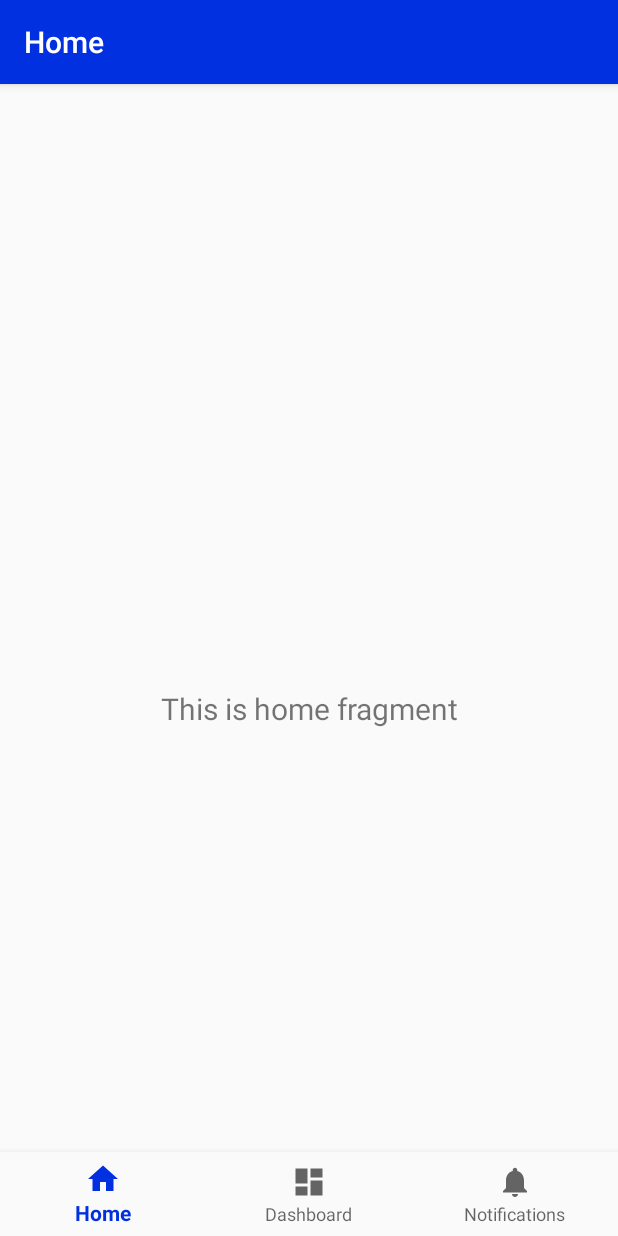
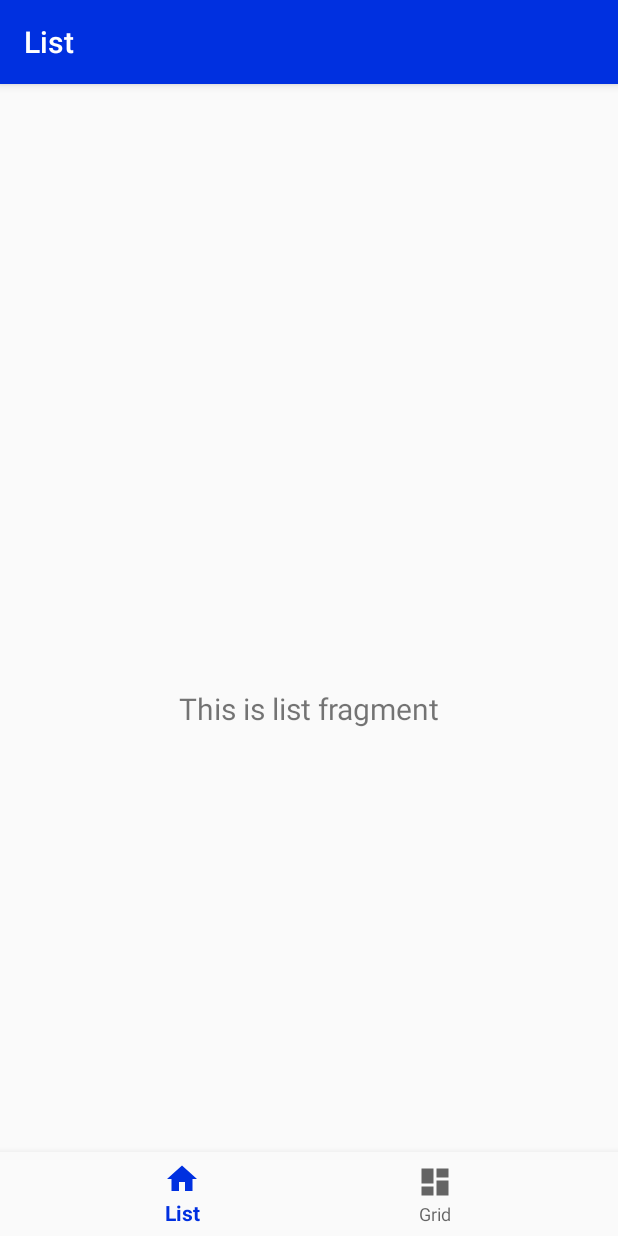
Before and after one commit to mvkopp/avennec-android-app, an Android app: the screen it shows after launch (MainActivity), on a phone screen of 412 x 824 dp. Run offline under Robolectric (Android 15) with nearby library versions, the phone set to English and light mode, and no system bars; our stand-ins replace navigation-ui.

Commit message:
feat: change home to list, dashboard to grid and remove notifications

```diff
--- a/app/src/main/java/com/example/myawesomeapp/MainActivity.java
+++ b/app/src/main/java/com/example/myawesomeapp/MainActivity.java
@@ -20,7 +20,7 @@ public class MainActivity extends AppCompatActivity {
         // Passing each menu ID as a set of Ids because each
         // menu should be considered as top level destinations.
         AppBarConfiguration appBarConfiguration = new AppBarConfiguration.Builder(
-                R.id.navigation_home, R.id.navigation_dashboard, R.id.navigation_notifications)
+                R.id.navigation_list, R.id.navigation_grid)
                 .build();
         NavController navController = Navigation.findNavController(this, R.id.nav_host_fragment);
         NavigationUI.setupActionBarWithNavController(this, navController, appBarConfiguration);
--- a/app/src/main/java/com/example/myawesomeapp/ui/home/HomeFragment.java
+++ b/app/src/main/java/com/example/myawesomeapp/ui/grid/GridFragment.java
@@ -1,4 +1,4 @@
-package com.example.myawesomeapp.ui.home;
+package com.example.myawesomeapp.ui.grid;
 
 import android.os.Bundle;
 import android.view.LayoutInflater;
@@ -14,17 +14,17 @@ import androidx.lifecycle.ViewModelProviders;
 
 import com.example.myawesomeapp.R;
 
-public class HomeFragment extends Fragment {
+public class GridFragment extends Fragment {
 
-    private HomeViewModel homeViewModel;
+    private GridViewModel gridViewModel;
 
     public View onCreateView(@NonNull LayoutInflater inflater,
                              ViewGroup container, Bundle savedInstanceState) {
-        homeViewModel =
-                ViewModelProviders.of(this).get(HomeViewModel.class);
-        View root = inflater.inflate(R.layout.fragment_home, container, false);
-        final TextView textView = root.findViewById(R.id.text_home);
-        homeViewModel.getText().observe(getViewLifecycleOwner(), new Observer<String>() {
+        gridViewModel =
+                ViewModelProviders.of(this).get(GridViewModel.class);
+        View root = inflater.inflate(R.layout.fragment_grid, container, false);
+        final TextView textView = root.findViewById(R.id.text_grid);
+        gridViewModel.getText().observe(getViewLifecycleOwner(), new Observer<String>() {
             @Override
             public void onChanged(@Nullable String s) {
                 textView.setText(s);
--- a/app/src/main/java/com/example/myawesomeapp/ui/dashboard/DashboardFragment.java
+++ b/app/src/main/java/com/example/myawesomeapp/ui/list/ListFragment.java
@@ -1,4 +1,4 @@
-package com.example.myawesomeapp.ui.dashboard;
+package com.example.myawesomeapp.ui.list;
 
 import android.os.Bundle;
 import android.view.LayoutInflater;
@@ -14,17 +14,17 @@ import androidx.lifecycle.ViewModelProviders;
 
 import com.example.myawesomeapp.R;
 
-public class DashboardFragment extends Fragment {
+public class ListFragment extends Fragment {
 
-    private DashboardViewModel dashboardViewModel;
+    private ListViewModel listViewModel;
 
     public View onCreateView(@NonNull LayoutInflater inflater,
                              ViewGroup container, Bundle savedInstanceState) {
-        dashboardViewModel =
-                ViewModelProviders.of(this).get(DashboardViewModel.class);
-        View root = inflater.inflate(R.layout.fragment_dashboard, container, false);
-        final TextView textView = root.findViewById(R.id.text_dashboard);
-        dashboardViewModel.getText().observe(getViewLifecycleOwner(), new Observer<String>() {
+        listViewModel =
+                ViewModelProviders.of(this).get(ListViewModel.class);
+        View root = inflater.inflate(R.layout.fragment_list, container, false);
+        final TextView textView = root.findViewById(R.id.text_list);
+        listViewModel.getText().observe(getViewLifecycleOwner(), new Observer<String>() {
             @Override
             public void onChanged(@Nullable String s) {
                 textView.setText(s);
--- a/app/src/main/java/com/example/myawesomeapp/ui/home/HomeViewModel.java
+++ b/app/src/main/java/com/example/myawesomeapp/ui/list/ListViewModel.java
@@ -1,16 +1,16 @@
-package com.example.myawesomeapp.ui.home;
+package com.example.myawesomeapp.ui.list;
 
 import androidx.lifecycle.LiveData;
 import androidx.lifecycle.MutableLiveData;
 import androidx.lifecycle.ViewModel;
 
-public class HomeViewModel extends ViewModel {
+public class ListViewModel extends ViewModel {
 
     private MutableLiveData<String> mText;
 
-    public HomeViewModel() {
+    public ListViewModel() {
         mText = new MutableLiveData<>();
-        mText.setValue("This is home fragment");
+        mText.setValue("This is list fragment");
     }
 
     public LiveData<String> getText() {
--- a/app/src/main/res/layout/fragment_dashboard.xml
+++ b/app/src/main/res/layout/fragment_grid.xml
@@ -4,10 +4,10 @@
     xmlns:tools="http://schemas.android.com/tools"
     android:layout_width="match_parent"
     android:layout_height="match_parent"
-    tools:context=".ui.dashboard.DashboardFragment">
+    tools:context=".ui.grid.GridFragment">
 
     <TextView
-        android:id="@+id/text_dashboard"
+        android:id="@+id/text_grid"
         android:layout_width="match_parent"
         android:layout_height="wrap_content"
         android:layout_marginStart="8dp"
--- a/app/src/main/res/layout/fragment_home.xml
+++ /dev/null
@@ -1,22 +0,0 @@
-<?xml version="1.0" encoding="utf-8"?>
-<androidx.constraintlayout.widget.ConstraintLayout xmlns:android="http://schemas.android.com/apk/res/android"
-    xmlns:app="http://schemas.android.com/apk/res-auto"
-    xmlns:tools="http://schemas.android.com/tools"
-    android:layout_width="match_parent"
-    android:layout_height="match_parent"
-    tools:context=".ui.home.HomeFragment">
-
-    <TextView
-        android:id="@+id/text_home"
-        android:layout_width="match_parent"
-        android:layout_height="wrap_content"
-        android:layout_marginStart="8dp"
-        android:layout_marginTop="8dp"
-        android:layout_marginEnd="8dp"
-        android:textAlignment="center"
-        android:textSize="20sp"
-        app:layout_constraintBottom_toBottomOf="parent"
-        app:layout_constraintEnd_toEndOf="parent"
-        app:layout_constraintStart_toStartOf="parent"
-        app:layout_constraintTop_toTopOf="parent" />
-</androidx.constraintlayout.widget.ConstraintLayout>
--- a/app/src/main/res/layout/fragment_notifications.xml
+++ b/app/src/main/res/layout/fragment_list.xml
@@ -4,10 +4,10 @@
     xmlns:tools="http://schemas.android.com/tools"
     android:layout_width="match_parent"
     android:layout_height="match_parent"
-    tools:context=".ui.notifications.NotificationsFragment">
+    tools:context=".ui.list.ListFragment">
 
     <TextView
-        android:id="@+id/text_notifications"
+        android:id="@+id/text_list"
         android:layout_width="match_parent"
         android:layout_height="wrap_content"
         android:layout_marginStart="8dp"
--- a/app/src/main/res/menu/bottom_nav_menu.xml
+++ b/app/src/main/res/menu/bottom_nav_menu.xml
@@ -2,18 +2,13 @@
 <menu xmlns:android="http://schemas.android.com/apk/res/android">
 
     <item
-        android:id="@+id/navigation_home"
+        android:id="@+id/navigation_list"
         android:icon="@drawable/ic_home_black_24dp"
-        android:title="@string/title_home" />
+        android:title="@string/title_list" />
 
     <item
-        android:id="@+id/navigation_dashboard"
+        android:id="@+id/navigation_grid"
         android:icon="@drawable/ic_dashboard_black_24dp"
-        android:title="@string/title_dashboard" />
-
-    <item
-        android:id="@+id/navigation_notifications"
-        android:icon="@drawable/ic_notifications_black_24dp"
-        android:title="@string/title_notifications" />
+        android:title="@string/title_grid" />
 
 </menu>
--- a/app/src/main/res/navigation/mobile_navigation.xml
+++ b/app/src/main/res/navigation/mobile_navigation.xml
@@ -3,23 +3,18 @@
     xmlns:app="http://schemas.android.com/apk/res-auto"
     xmlns:tools="http://schemas.android.com/tools"
     android:id="@+id/mobile_navigation"
-    app:startDestination="@+id/navigation_home">
+    app:startDestination="@+id/navigation_list">
 
     <fragment
-        android:id="@+id/navigation_home"
-        android:name="com.example.myawesomeapp.ui.home.HomeFragment"
-        android:label="@string/title_home"
-        tools:layout="@layout/fragment_home" />
+        android:id="@+id/navigation_list"
+        android:name="com.example.myawesomeapp.ui.list.ListFragment"
+        android:label="@string/title_list"
+        tools:layout="@layout/fragment_list" />
 
     <fragment
-        android:id="@+id/navigation_dashboard"
-        android:name="com.example.myawesomeapp.ui.dashboard.DashboardFragment"
-        android:label="@string/title_dashboard"
-        tools:layout="@layout/fragment_dashboard" />
+        android:id="@+id/navigation_grid"
+        android:name="com.example.myawesomeapp.ui.grid.GridFragment"
+        android:label="@string/title_grid"
+        tools:layout="@layout/fragment_grid" />
 
-    <fragment
-        android:id="@+id/navigation_notifications"
-        android:name="com.example.myawesomeapp.ui.notifications.NotificationsFragment"
-        android:label="@string/title_notifications"
-        tools:layout="@layout/fragment_notifications" />
 </navigation>
--- a/app/src/main/res/values/strings.xml
+++ b/app/src/main/res/values/strings.xml
@@ -1,6 +1,5 @@
 <resources>
     <string name="app_name">myAwesomeApp</string>
-    <string name="title_home">Home</string>
-    <string name="title_dashboard">Dashboard</string>
-    <string name="title_notifications">Notifications</string>
+    <string name="title_list">List</string>
+    <string name="title_grid">Grid</string>
 </resources>
```
Also changed, not shown: app/src/main/java/com/example/myawesomeapp/ui/grid/GridViewModel.java (renamed from app/src/main/java/com/example/myawesomeapp/ui/dashboard/DashboardViewModel.java, +4 -4 lines), app/src/main/java/com/example/myawesomeapp/ui/notifications/NotificationsFragment.java (deleted, +0 -35 lines), app/src/main/java/com/example/myawesomeapp/ui/notifications/NotificationsViewModel.java (deleted, +0 -19 lines).
